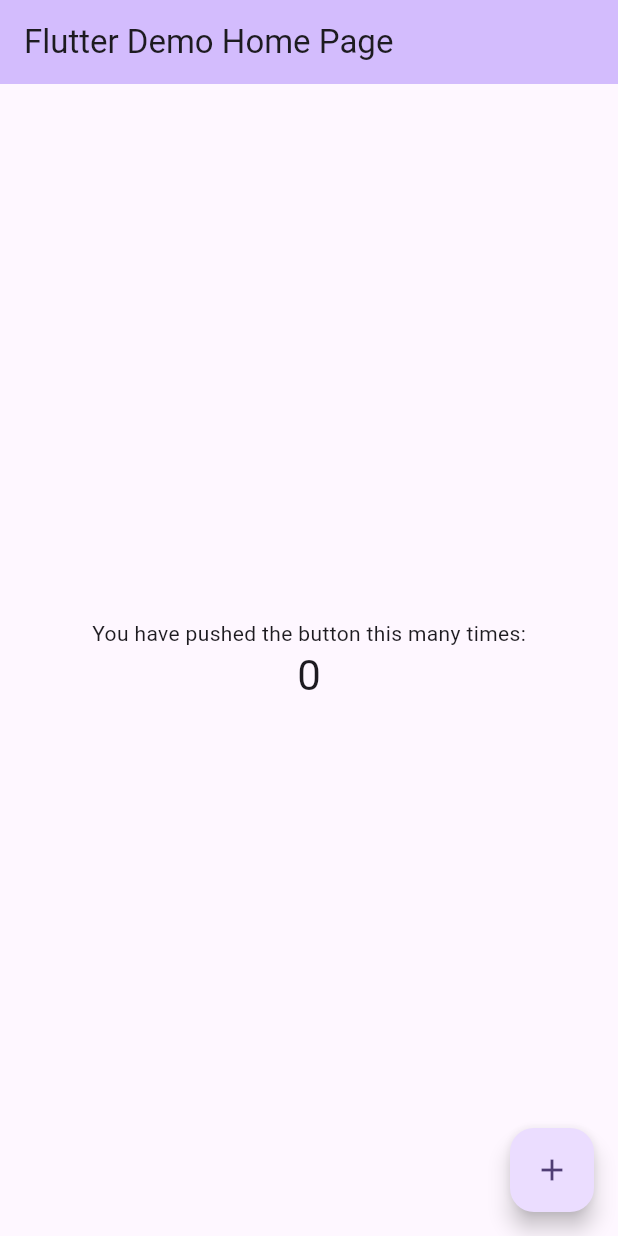
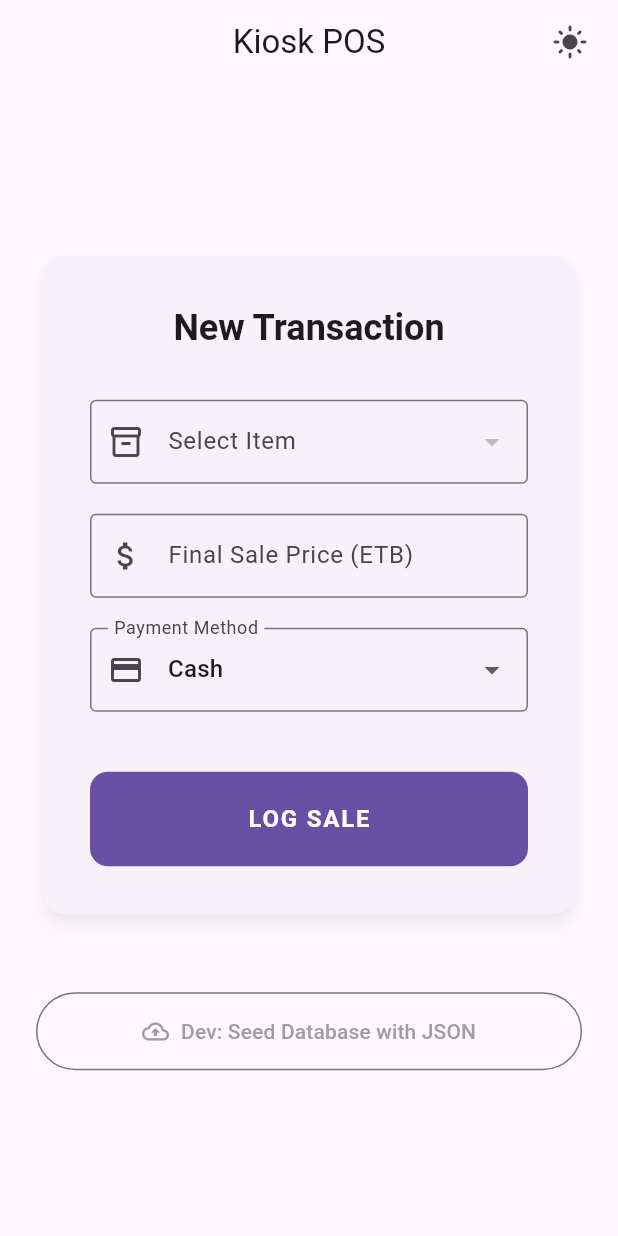
Before and after one commit to KHALIDKHELIL/Kiosk, a Flutter app: the screen it shows after launch, on a phone screen of 412 x 824 dp. Run offline on Flutter 3.47's test engine with Material 3 defaults, Android fonts, the light colour scheme and no system bars; our stand-ins replace cloud_firestore, firebase_core, flutter_riverpod, go_router; accounts and stored records are empty; generated files the repository leaves out were written again.

Commit message:
add: the main screen for the workers

```diff
--- a/analysis_options.yaml
+++ b/analysis_options.yaml
@@ -7,6 +7,11 @@
 
 # The following line activates a set of recommended lints for Flutter apps,
 # packages, and plugins designed to encourage good coding practices.
+analyzer:
+  exclude:
+    - build/**
+    - android/**
+    - web/**
 include: package:flutter_lints/flutter.yaml
 
 linter:
--- a/lib/main.dart
+++ b/lib/main.dart
@@ -1,122 +1,68 @@
 import 'package:flutter/material.dart';
+import 'package:firebase_core/firebase_core.dart';
+import 'package:flutter_riverpod/flutter_riverpod.dart';
+import 'package:go_router/go_router.dart';
+import 'firebase_options.dart';
+import 'worker_screen.dart';
 
-void main() {
-  runApp(const MyApp());
+void main() async {
+  WidgetsFlutterBinding.ensureInitialized();
+
+  // Initialize Firebase for the web using the generated options
+  await Firebase.initializeApp(
+    options: DefaultFirebaseOptions.currentPlatform,
+  );
+
+  // ProviderScope enables Riverpod globally
+  runApp(const ProviderScope(child: Kiosk()));
 }
 
-class MyApp extends StatelessWidget {
-  const MyApp({super.key});
+// Replace the old StateProvider line with this modern Notifier structure:
+class ThemeModeNotifier extends Notifier<ThemeMode> {
+  @override
+  ThemeMode build() => ThemeMode.system;
 
-  // This widget is the root of your application.
+  void toggleTheme() {
+    state = state == ThemeMode.light ? ThemeMode.dark : ThemeMode.light;
+  }
+}
+
+final themeModeProvider = NotifierProvider<ThemeModeNotifier, ThemeMode>(ThemeModeNotifier.new);
+
+class Kiosk extends ConsumerWidget {
+  const Kiosk({super.key});
+
   @override
-  Widget build(BuildContext context) {
-    return MaterialApp(
-      title: 'Flutter Demo',
-      theme: ThemeData(
-        // This is the theme of your application.
-        //
-        // TRY THIS: Try running your application with "flutter run". You'll see
-        // the application has a purple toolbar. Then, without quitting the app,
-        // try changing the seedColor in the colorScheme below to Colors.green
-        // and then invoke "hot reload" (save your changes or press the "hot
-        // reload" button in a Flutter-supported IDE, or press "r" if you used
-        // the command line to start the app).
-        //
-        // Notice that the counter didn't reset back to zero; the application
-        // state is not lost during the reload. To reset the state, use hot
-        // restart instead.
-        //
-        // This works for code too, not just values: Most code changes can be
-        // tested with just a hot reload.
-        colorScheme: .fromSeed(seedColor: Colors.deepPurple),
-      ),
-      home: const MyHomePage(title: 'Flutter Demo Home Page'),
+  Widget build(BuildContext context, WidgetRef ref) {
+    // Watch the theme provider to rebuild when toggled
+    final themeMode = ref.watch(themeModeProvider);
+
+    return MaterialApp.router(
+      title: 'Kiosk',
+      debugShowCheckedModeBanner: false,
+      theme: ThemeData.light(useMaterial3: true),
+      darkTheme: ThemeData.dark(useMaterial3: true),
+      themeMode: themeMode,
+      routerConfig: _router,
     );
   }
 }
 
-class MyHomePage extends StatefulWidget {
-  const MyHomePage({super.key, required this.title});
-
-  // This widget is the home page of your application. It is stateful, meaning
-  // that it has a State object (defined below) that contains fields that affect
-  // how it looks.
-
-  // This class is the configuration for the state. It holds the values (in this
-  // case the title) provided by the parent (in this case the App widget) and
-  // used by the build method of the State. Fields in a Widget subclass are
-  // always marked "final".
-
-  final String title;
-
-  @override
-  State<MyHomePage> createState() => _MyHomePageState();
-}
-
-class _MyHomePageState extends State<MyHomePage> {
-  int _counter = 0;
-
-  void _incrementCounter() {
-    setState(() {
-      // This call to setState tells the Flutter framework that something has
-      // changed in this State, which causes it to rerun the build method below
-      // so that the display can reflect the updated values. If we changed
-      // _counter without calling setState(), then the build method would not be
-      // called again, and so nothing would appear to happen.
-      _counter++;
-    });
-  }
-
-  @override
-  Widget build(BuildContext context) {
-    // This method is rerun every time setState is called, for instance as done
-    // by the _incrementCounter method above.
-    //
-    // The Flutter framework has been optimized to make rerunning build methods
-    // fast, so that you can just rebuild anything that needs updating rather
-    // than having to individually change instances of widgets.
-    return Scaffold(
-      appBar: AppBar(
-        // TRY THIS: Try changing the color here to a specific color (to
-        // Colors.amber, perhaps?) and trigger a hot reload to see the AppBar
-        // change color while the other colors stay the same.
-        backgroundColor: Theme.of(context).colorScheme.inversePrimary,
-        // Here we take the value from the MyHomePage object that was created by
-        // the App.build method, and use it to set our appbar title.
-        title: Text(widget.title),
-      ),
-      body: Center(
-        // Center is a layout widget. It takes a single child and positions it
-        // in the middle of the parent.
-        child: Column(
-          // Column is also a layout widget. It takes a list of children and
-          // arranges them vertically. By default, it sizes itself to fit its
-          // children horizontally, and tries to be as tall as its parent.
-          //
-          // Column has various properties to control how it sizes itself and
-          // how it positions its children. Here we use mainAxisAlignment to
-          // center the children vertically; the main axis here is the vertical
-          // axis because Columns are vertical (the cross axis would be
-          // horizontal).
-          //
-          // TRY THIS: Invoke "debug painting" (choose the "Toggle Debug Paint"
-          // action in the IDE, or press "p" in the console), to see the
-          // wireframe for each widget.
-          mainAxisAlignment: .center,
-          children: [
-            const Text('You have pushed the button this many times:'),
-            Text(
-              '$_counter',
-              style: Theme.of(context).textTheme.headlineMedium,
-            ),
-          ],
-        ),
-      ),
-      floatingActionButton: FloatingActionButton(
-        onPressed: _incrementCounter,
-        tooltip: 'Increment',
-        child: const Icon(Icons.add),
-      ),
-    );
-  }
-}
+// GoRouter handles the web URLs cleanly
+final _router = GoRouter(
+  initialLocation: '/worker', // Defaulting to worker for now
+  routes: [
+   GoRoute(
+  path: '/worker',
+  builder: (context, state) => const WorkerScreen(),
+),
+    GoRoute(
+      path: '/worker',
+      builder: (context, state) => const Scaffold(body: Center(child: Text('Worker Data Entry'))),
+    ),
+    GoRoute(
+      path: '/admin',
+      builder: (context, state) => const Scaffold(body: Center(child: Text('Admin Dashboard'))),
+    ),
+  ],
+);
--- /dev/null
+++ b/lib/worker_screen.dart
@@ -0,0 +1,332 @@
+import 'package:flutter/material.dart';
+import 'package:flutter_riverpod/flutter_riverpod.dart';
+import 'package:cloud_firestore/cloud_firestore.dart';
+import 'main.dart';
+
+final inventoryProvider = StreamProvider<List<Map<String, dynamic>>>((ref) {
+  return FirebaseFirestore.instance
+      .collection('inventory')
+      .where('is_active', isEqualTo: true)
+      .snapshots()
+      .map((snapshot) => snapshot.docs.map((doc) {
+            final data = doc.data();
+            data['id'] = doc.id;
+            return data;
+          }).toList());
+});
+
+class WorkerScreen extends ConsumerStatefulWidget {
+  const WorkerScreen({super.key});
+
+  @override
+  ConsumerState<WorkerScreen> createState() => _WorkerScreenState();
+}
+
+class _WorkerScreenState extends ConsumerState<WorkerScreen> {
+  String? selectedItemId;
+  final TextEditingController priceController = TextEditingController();
+  String paymentMethod = 'Cash';
+
+  bool isSeeding = false;
+  bool isSubmitting = false;
+
+  @override
+  void dispose() {
+    priceController.dispose();
+    super.dispose();
+  }
+
+  Future<void> seedDatabase() async {
+    setState(() => isSeeding = true);
+    final db = FirebaseFirestore.instance;
+
+    final inventoryJson = [
+      {"name": "Samsung 43-inch TV", "base_cost": 12000, "is_active": true},
+      {"name": "Tecno Spark 20", "base_cost": 8500, "is_active": true},
+      {"name": "HDMI Cable 2m", "base_cost": 150, "is_active": true},
+      {"name": "USB-C Charger", "base_cost": 300, "is_active": true}
+    ];
+
+    final settingsJson = {
+      "monthly_rent": 16000,
+      "yearly_tax": 150000,
+      "shop_name": "Kiosk",
+    };
+
+    try {
+      for (var item in inventoryJson) {
+        final docRef = db.collection('inventory').doc();
+        item['id'] = docRef.id;
+        await docRef.set(item);
+      }
+
+      await db.collection('shop_settings').doc('config').set(settingsJson);
+
+      if (mounted) {
+        ScaffoldMessenger.of(context).showSnackBar(
+          const SnackBar(
+            content: Text('Database seeded successfully!'),
+            backgroundColor: Colors.green,
+            behavior: SnackBarBehavior.floating,
+          ),
+        );
+      }
+    } catch (e) {
+      if (mounted) {
+        ScaffoldMessenger.of(context).showSnackBar(
+          SnackBar(
+            content: Text('Error seeding: $e'),
+            backgroundColor: Colors.redAccent,
+            behavior: SnackBarBehavior.floating,
+          ),
+        );
+      }
+    } finally {
+      if (mounted) setState(() => isSeeding = false);
+    }
+  }
+
+  Future<void> logSale(List<Map<String, dynamic>> currentInventory) async {
+    if (selectedItemId == null || priceController.text.isEmpty) {
+      ScaffoldMessenger.of(context).showSnackBar(
+        const SnackBar(
+          content: Text('Please select an item and enter a price.'),
+          behavior: SnackBarBehavior.floating,
+        ),
+      );
+      return;
+    }
+
+    final finalPrice = double.tryParse(priceController.text);
+    if (finalPrice == null) return;
+
+    setState(() => isSubmitting = true);
+
+    try {
+      final selectedItemData = currentInventory.firstWhere(
+        (item) => item['id'] == selectedItemId,
+      );
+
+      final baseCost = (selectedItemData['base_cost'] as num).toDouble();
+
+      if (finalPrice < baseCost) {
+        if (mounted) {
+          ScaffoldMessenger.of(context).showSnackBar(
+            SnackBar(
+              content: Text('Error: Price cannot be lower than the base cost ($baseCost ETB). Manager override required.'),
+              backgroundColor: Colors.redAccent,
+              behavior: SnackBarBehavior.floating,
+              duration: const Duration(seconds: 4),
+            ),
+          );
+        }
+        setState(() => isSubmitting = false);
+        return;
+      }
+
+      await FirebaseFirestore.instance.collection('sales').add({
+        'timestamp': FieldValue.serverTimestamp(),
+        'worker_id': 'worker_123',
+        'item_id': selectedItemId,
+        'item_name': selectedItemData['name'],
+        'base_cost': baseCost,
+        'final_price': finalPrice,
+        'payment_method': paymentMethod,
+      });
+
+      if (mounted) {
+        ScaffoldMessenger.of(context).showSnackBar(
+          const SnackBar(
+            content: Text('Sale logged successfully!'),
+            backgroundColor: Colors.green,
+            behavior: SnackBarBehavior.floating,
+          ),
+        );
+      }
+
+      setState(() {
+        selectedItemId = null;
+        priceController.clear();
+        paymentMethod = 'Cash';
+      });
+    } catch (e) {
+      if (mounted) {
+        ScaffoldMessenger.of(context).showSnackBar(
+          SnackBar(
+            content: Text('Error logging sale: $e'),
+            backgroundColor: Colors.redAccent,
+            behavior: SnackBarBehavior.floating,
+          ),
+        );
+      }
+    } finally {
+      if (mounted) setState(() => isSubmitting = false);
+    }
+  }
+
+  @override
+  Widget build(BuildContext context) {
+    final inventoryAsync = ref.watch(inventoryProvider);
+    final themeMode = ref.watch(themeModeProvider);
+
+    return Scaffold(
+      appBar: AppBar(
+        title: const Text('Kiosk POS'),
+        centerTitle: true,
+        elevation: 0,
+        scrolledUnderElevation: 2,
+        actions: [
+          IconButton(
+            icon: Icon(themeMode == ThemeMode.light ? Icons.dark_mode : Icons.light_mode),
+            onPressed: () {
+              ref.read(themeModeProvider.notifier).toggleTheme();
+            },
+            tooltip: 'Toggle Theme',
+          ),
+          const SizedBox(width: 8),
+        ],
+      ),
+      body: Center(
+        child: ConstrainedBox(
+          constraints: const BoxConstraints(maxWidth: 500),
+          child: SingleChildScrollView(
+            padding: const EdgeInsets.all(24.0),
+            child: Column(
+              crossAxisAlignment: CrossAxisAlignment.stretch,
+              children: [
+                Card(
+                  elevation: 4,
+                  shadowColor: Colors.black26,
+                  shape: RoundedRectangleBorder(borderRadius: BorderRadius.circular(16)),
+                  child: Padding(
+                    padding: const EdgeInsets.all(32.0),
+                    child: inventoryAsync.when(
+                      loading: () => const SizedBox(
+                        height: 200,
+                        child: Center(child: CircularProgressIndicator())
+                      ),
+                      error: (err, stack) => Center(child: Text('Error: $err')),
+                      data: (inventory) {
+                        if (selectedItemId != null && !inventory.any((item) => item['id'] == selectedItemId)) {
+                          selectedItemId = null;
+                        }
+
+                        return Column(
+                          crossAxisAlignment: CrossAxisAlignment.stretch,
+                          children: [
+                            Text(
+                              'New Transaction',
+                              style: Theme.of(context).textTheme.headlineSmall?.copyWith(
+                                fontWeight: FontWeight.bold,
+                              ),
+                              textAlign: TextAlign.center,
+                            ),
+                            const SizedBox(height: 32),
+
+                            // UPDATED DROPDOWN WITH PRICE DISPLAY
+                            DropdownButtonFormField<String>(
+                              isExpanded: true, // Prevents overflow if item names are too long
+                              decoration: const InputDecoration(
+                                labelText: 'Select Item',
+                                border: OutlineInputBorder(),
+                                prefixIcon: Icon(Icons.inventory_2_outlined),
+                              ),
+                              value: selectedItemId,
+                              items: inventory.map((item) {
+                                return DropdownMenuItem<String>(
+                                  value: item['id'] as String,
+                                  child: Row(
+                                    mainAxisAlignment: MainAxisAlignment.spaceBetween,
+                                    children: [
+                                      Expanded(
+                                        child: Text(
+                                          item['name'] as String,
+                                          overflow: TextOverflow.ellipsis,
+                                        ),
+                                      ),
+                                      Text(
+                                        'Min: ${item['base_cost']} ETB',
+                                        style: TextStyle(
+                                          fontWeight: FontWeight.bold,
+                                          color: Theme.of(context).colorScheme.primary,
+                                        ),
+                                      ),
+                                    ],
+                                  ),
+                                );
+                              }).toList(),
+                              onChanged: (val) => setState(() => selectedItemId = val),
+                            ),
+                            const SizedBox(height: 20),
+
+                            TextField(
+                              controller: priceController,
+                              keyboardType: TextInputType.number,
+                              decoration: const InputDecoration(
+                                labelText: 'Final Sale Price (ETB)',
+                                border: OutlineInputBorder(),
+                                prefixIcon: Icon(Icons.attach_money),
+                              ),
+                            ),
+                            const SizedBox(height: 20),
+
+                            DropdownButtonFormField<String>(
+                              decoration: const InputDecoration(
+                                labelText: 'Payment Method',
+                                border: OutlineInputBorder(),
+                                prefixIcon: Icon(Icons.payment),
+                              ),
+                              value: paymentMethod,
+                              items: ['Cash', 'Telebirr', 'CBE Birr']
+                                  .map((method) => DropdownMenuItem(
+                                        value: method,
+                                        child: Text(method),
+                                      ))
+                                  .toList(),
+                              onChanged: (val) => setState(() => paymentMethod = val!),
+                            ),
+                            const SizedBox(height: 40),
+
+                            FilledButton(
+                              onPressed: isSubmitting ? null : () => logSale(inventory),
+                              style: FilledButton.styleFrom(
+                                padding: const EdgeInsets.symmetric(vertical: 20),
+                                shape: RoundedRectangleBorder(
+                                  borderRadius: BorderRadius.circular(12),
+                                ),
+                              ),
+                              child: isSubmitting
+                                ? const SizedBox(
+                                    width: 24, height: 24,
+                                    child: CircularProgressIndicator(color: Colors.white, strokeWidth: 2)
+                                  )
+                                : const Text('LOG SALE', style: TextStyle(fontSize: 16, letterSpacing: 1.2, fontWeight: FontWeight.bold)),
+                            ),
+                          ],
+                        );
+                      },
+                    ),
+                  ),
+                ),
+
+                const SizedBox(height: 48),
+
+                OutlinedButton.icon(
+                  onPressed: isSeeding ? null : seedDatabase,
+                  icon: isSeeding
+                    ? const SizedBox(width: 16, height: 16, child: CircularProgressIndicator(strokeWidth: 2))
+                    : const Icon(Icons.cloud_upload_outlined),
+                  label: Text(isSeeding ? 'Seeding Database...' : 'Dev: Seed Database with JSON'),
+                  style: OutlinedButton.styleFrom(
+                    foregroundColor: Colors.grey.shade500,
+                    padding: const EdgeInsets.symmetric(vertical: 16),
+                  ),
+                )
+              ],
+            ),
+          ),
+        ),
+      ),
+    );
+  }
+}
```
Also changed, not shown: seed_data.json (added, +22 -0 lines), firebase.json (added), lib/admin_screen.dart (added), pubspec.lock, 23 other files.
